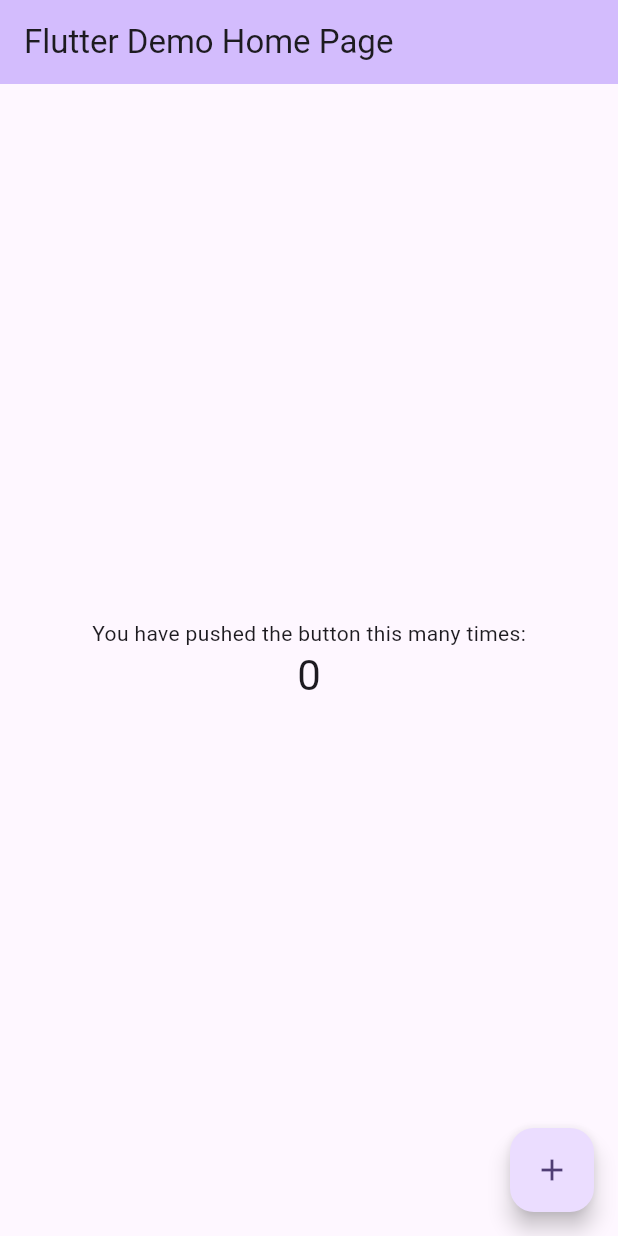
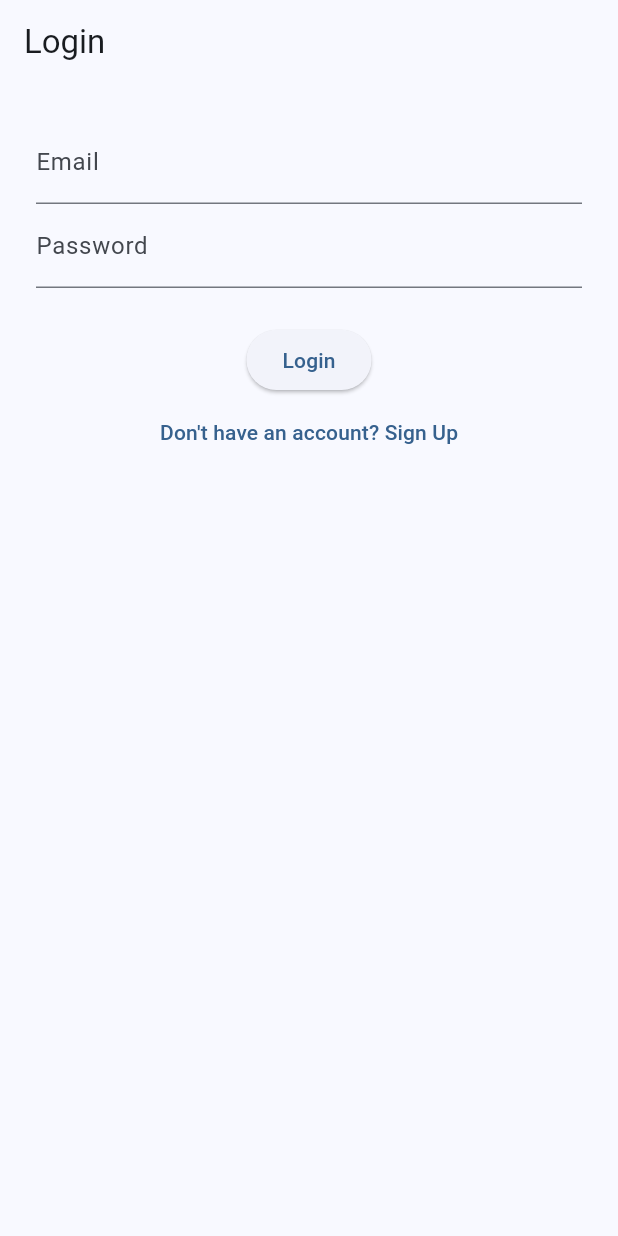
Before and after one commit to anshu-ac-dv/BlindAI, a Flutter app: the screen it shows after launch, on a phone screen of 412 x 824 dp. Run offline on Flutter 3.47's test engine with Material 3 defaults, Android fonts, the phone set to English and light mode, and no system bars; our stand-ins replace firebase_auth, firebase_core; accounts and stored records are empty.

Commit message:
Refactor: Simplified design and removed hardcoded secrets

```diff
--- /dev/null
+++ b/lib/features/auth/screens/login_screen.dart
@@ -0,0 +1,86 @@
+import 'package:flutter/material.dart';
+import 'package:firebase_auth/firebase_auth.dart';
+import '../services/auth_service.dart';
+import 'signup_screen.dart';
+import '../../chat/screens/chat_screen.dart';
+
+class LoginScreen extends StatefulWidget {
+  const LoginScreen({super.key});
+
+  @override
+  State<LoginScreen> createState() => _LoginScreenState();
+}
+
+class _LoginScreenState extends State<LoginScreen> {
+  final _emailController = TextEditingController();
+  final _passwordController = TextEditingController();
+  final _authService = AuthService();
+  bool _isLoading = false;
+
+  void _login() async {
+    if (_emailController.text.isEmpty || _passwordController.text.isEmpty) {
+      ScaffoldMessenger.of(context).showSnackBar(
+        const SnackBar(content: Text('Please fill all fields')),
+      );
+      return;
+    }
+
+    setState(() => _isLoading = true);
+    try {
+      await _authService.signIn(
+        _emailController.text.trim(),
+        _passwordController.text.trim(),
+      );
+      if (!mounted) return;
+      Navigator.pushReplacement(
+        context,
+        MaterialPageRoute(builder: (_) => const ChatScreen()),
+      );
+    } on FirebaseAuthException catch (e) {
+      if (mounted) {
+        ScaffoldMessenger.of(context).showSnackBar(
+          SnackBar(content: Text(e.message ?? 'Login failed')),
+        );
+      }
+    } finally {
+      if (mounted) setState(() => _isLoading = false);
+    }
+  }
+
+  @override
+  Widget build(BuildContext context) {
+    return Scaffold(
+      appBar: AppBar(title: const Text('Login')),
+      body: Padding(
+        padding: const EdgeInsets.all(24.0),
+        child: Column(
+          children: [
+            TextField(
+              controller: _emailController,
+              decoration: const InputDecoration(labelText: 'Email'),
+            ),
+            TextField(
+              controller: _passwordController,
+              decoration: const InputDecoration(labelText: 'Password'),
+              obscureText: true,
+            ),
+            const SizedBox(height: 24),
+            _isLoading
+                ? const CircularProgressIndicator()
+                : ElevatedButton(
+                    onPressed: _login,
+                    child: const Text('Login'),
+                  ),
+            TextButton(
+              onPressed: () => Navigator.push(
+                context,
+                MaterialPageRoute(builder: (_) => const SignupScreen()),
+              ),
+              child: const Text('Don\'t have an account? Sign Up'),
+            ),
+          ],
+        ),
+      ),
+    );
+  }
+}
--- /dev/null
+++ b/lib/features/auth/services/auth_service.dart
@@ -0,0 +1,45 @@
+import 'package:firebase_auth/firebase_auth.dart';
+
+class AuthService {
+  final FirebaseAuth _auth = FirebaseAuth.instance;
+
+  // Get current user
+  User? get currentUser => _auth.currentUser;
+
+  // Stream of auth state changes
+  Stream<User?> get authStateChanges => _auth.authStateChanges();
+
+  // Sign up with email and password
+  Future<UserCredential?> signUp(String email, String password) async {
+    try {
+      return await _auth.createUserWithEmailAndPassword(
+        email: email,
+        password: password,
+      );
+    } catch (e) {
+      rethrow;
+    }
+  }
+
+  // Sign in with email and password
+  Future<UserCredential?> signIn(String email, String password) async {
+    try {
+      return await _auth.signInWithEmailAndPassword(
+        email: email,
+        password: password,
+      );
+    } catch (e) {
+      rethrow;
+    }
+  }
+
+  // Sign out
+  Future<void> signOut() async {
+    await _auth.signOut();
+  }
+
+  // Password Reset
+  Future<void> sendPasswordResetEmail(String email) async {
+    await _auth.sendPasswordResetEmail(email: email);
+  }
+}
--- a/lib/main.dart
+++ b/lib/main.dart
@@ -1,122 +1,29 @@
 import 'package:flutter/material.dart';
+import 'package:firebase_core/firebase_core.dart';
+import 'firebase_options.dart';
+import 'features/splash/splash_screen.dart';
 
-void main() {
+void main() async {
+  WidgetsFlutterBinding.ensureInitialized();
+  await Firebase.initializeApp(
+    options: DefaultFirebaseOptions.currentPlatform,
+  );
   runApp(const MyApp());
 }
 
 class MyApp extends StatelessWidget {
   const MyApp({super.key});
 
-  // This widget is the root of your application.
   @override
   Widget build(BuildContext context) {
     return MaterialApp(
-      title: 'Flutter Demo',
+      debugShowCheckedModeBanner: false,
+      title: 'Simple App',
       theme: ThemeData(
-        // This is the theme of your application.
-        //
-        // TRY THIS: Try running your application with "flutter run". You'll see
-        // the application has a purple toolbar. Then, without quitting the app,
-        // try changing the seedColor in the colorScheme below to Colors.green
-        // and then invoke "hot reload" (save your changes or press the "hot
-        // reload" button in a Flutter-supported IDE, or press "r" if you used
-        // the command line to start the app).
-        //
-        // Notice that the counter didn't reset back to zero; the application
-        // state is not lost during the reload. To reset the state, use hot
-        // restart instead.
-        //
-        // This works for code too, not just values: Most code changes can be
-        // tested with just a hot reload.
-        colorScheme: .fromSeed(seedColor: Colors.deepPurple),
+        useMaterial3: true,
+        colorSchemeSeed: Colors.blue,
       ),
-      home: const MyHomePage(title: 'Flutter Demo Home Page'),
+      home: const SplashScreen(),
     );
   }
 }
-
-class MyHomePage extends StatefulWidget {
-  const MyHomePage({super.key, required this.title});
-
-  // This widget is the home page of your application. It is stateful, meaning
-  // that it has a State object (defined below) that contains fields that affect
-  // how it looks.
-
-  // This class is the configuration for the state. It holds the values (in this
-  // case the title) provided by the parent (in this case the App widget) and
-  // used by the build method of the State. Fields in a Widget subclass are
-  // always marked "final".
-
-  final String title;
-
-  @override
-  State<MyHomePage> createState() => _MyHomePageState();
-}
-
-class _MyHomePageState extends State<MyHomePage> {
-  int _counter = 0;
-
-  void _incrementCounter() {
-    setState(() {
-      // This call to setState tells the Flutter framework that something has
-      // changed in this State, which causes it to rerun the build method below
-      // so that the display can reflect the updated values. If we changed
-      // _counter without calling setState(), then the build method would not be
-      // called again, and so nothing would appear to happen.
-      _counter++;
-    });
-  }
-
-  @override
-  Widget build(BuildContext context) {
-    // This method is rerun every time setState is called, for instance as done
-    // by the _incrementCounter method above.
-    //
-    // The Flutter framework has been optimized to make rerunning build methods
-    // fast, so that you can just rebuild anything that needs updating rather
-    // than having to individually change instances of widgets.
-    return Scaffold(
-      appBar: AppBar(
-        // TRY THIS: Try changing the color here to a specific color (to
-        // Colors.amber, perhaps?) and trigger a hot reload to see the AppBar
-        // change color while the other colors stay the same.
-        backgroundColor: Theme.of(context).colorScheme.inversePrimary,
-        // Here we take the value from the MyHomePage object that was created by
-        // the App.build method, and use it to set our appbar title.
-        title: Text(widget.title),
-      ),
-      body: Center(
-        // Center is a layout widget. It takes a single child and positions it
-        // in the middle of the parent.
-        child: Column(
-          // Column is also a layout widget. It takes a list of children and
-          // arranges them vertically. By default, it sizes itself to fit its
-          // children horizontally, and tries to be as tall as its parent.
-          //
-          // Column has various properties to control how it sizes itself and
-          // how it positions its children. Here we use mainAxisAlignment to
-          // center the children vertically; the main axis here is the vertical
-          // axis because Columns are vertical (the cross axis would be
-          // horizontal).
-          //
-          // TRY THIS: Invoke "debug painting" (choose the "Toggle Debug Paint"
-          // action in the IDE, or press "p" in the console), to see the
-          // wireframe for each widget.
-          mainAxisAlignment: .center,
-          children: [
-            const Text('You have pushed the button this many times:'),
-            Text(
-              '$_counter',
-              style: Theme.of(context).textTheme.headlineMedium,
-            ),
-          ],
-        ),
-      ),
-      floatingActionButton: FloatingActionButton(
-        onPressed: _incrementCounter,
-        tooltip: 'Increment',
-        child: const Icon(Icons.add),
-      ),
-    );
-  }
-}
```
Also changed, not shown: lib/core/models/message_model.dart (added, +13 -0 lines), lib/features/auth/screens/signup_screen.dart (added, +79 -0 lines), lib/features/chat/screens/chat_screen.dart (added, +105 -0 lines), lib/features/splash/splash_screen.dart (added, +56 -0 lines), pubspec.yaml (+6 -78 lines), firebase.json (added), lib/firebase_options.dart (added), pubspec.lock, 14 other files.
